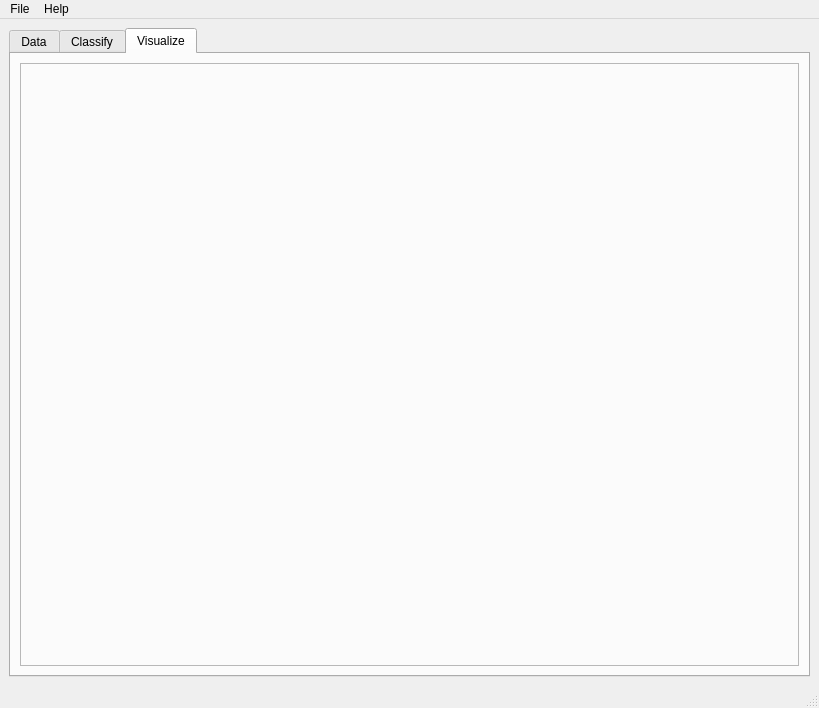
The window that libtsvm/ui/GUI-LIBTwinSVM.ui (mir-am/LIBTwinSVM) describes before a commit, drawn with Qt 5.
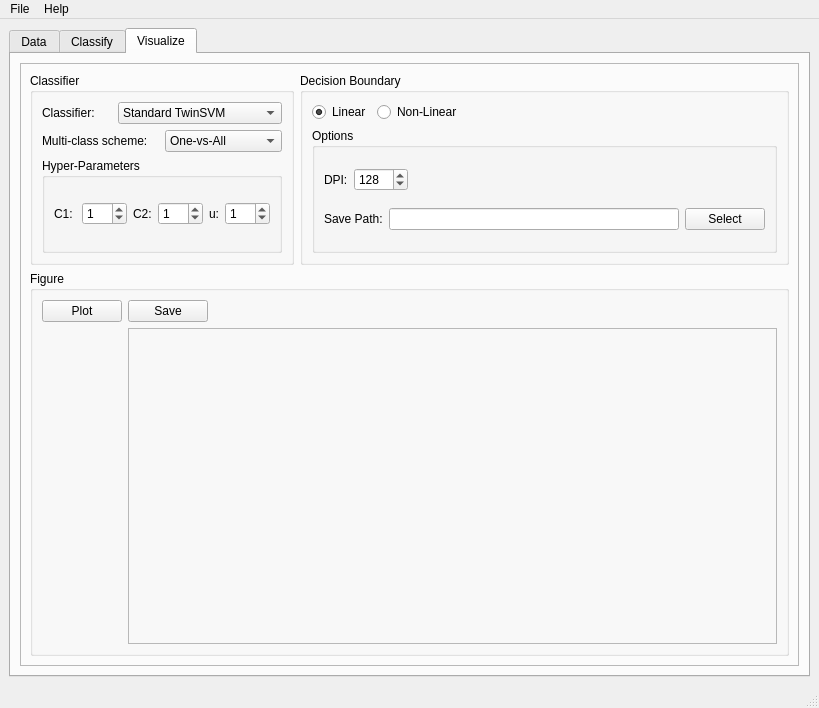
The same window after the commit. The open tabs and pages were chosen to show the change. Icons and pictures are not drawn.

Commit message: Added widgets to the visualize tab.

The edit to the form file:
```diff
--- a/libtsvm/ui/GUI-LIBTwinSVM.ui
+++ b/libtsvm/ui/GUI-LIBTwinSVM.ui
@@ -18,7 +18,7 @@
   </property>
   <widget class="QWidget" name="main_win">
    <layout class="QGridLayout" name="gridLayout_4">
-    <item row="1" column="0">
+    <item row="0" column="0">
      <widget class="QTabWidget" name="tabs">
       <property name="enabled">
        <bool>true</bool>
@@ -877,6 +877,309 @@
           <property name="frameShadow">
            <enum>QFrame::Raised</enum>
           </property>
+          <layout class="QGridLayout" name="gridLayout_18">
+           <item row="0" column="1">
+            <widget class="QGroupBox" name="DB_gbox">
+             <property name="title">
+              <string>Decision Boundary</string>
+             </property>
+             <layout class="QGridLayout" name="gridLayout_20">
+              <item row="2" column="0">
+               <widget class="QGroupBox" name="vis_options_gbox">
+                <property name="title">
+                 <string>Options</string>
+                </property>
+                <layout class="QGridLayout" name="gridLayout_22">
+                 <item row="0" column="0">
+                  <layout class="QHBoxLayout" name="horizontalLayout_6">
+                   <item>
+                    <widget class="QLabel" name="vis_dpi_label">
+                     <property name="text">
+                      <string>DPI:</string>
+                     </property>
+                    </widget>
+                   </item>
+                   <item>
+                    <widget class="QSpinBox" name="vis_dpi_val">
+                     <property name="minimum">
+                      <number>8</number>
+                     </property>
+                     <property name="maximum">
+                      <number>2048</number>
+                     </property>
+                     <property name="value">
+                      <number>128</number>
+                     </property>
+                    </widget>
+                   </item>
+                   <item>
+                    <spacer name="horizontalSpacer_10">
+                     <property name="orientation">
+                      <enum>Qt::Horizontal</enum>
+                     </property>
+                     <property name="sizeHint" stdset="0">
+                      <size>
+                       <width>40</width>
+                       <height>20</height>
+                      </size>
+                     </property>
+                    </spacer>
+                   </item>
+                  </layout>
+                 </item>
+                 <item row="1" column="0">
+                  <layout class="QHBoxLayout" name="horizontalLayout_7">
+                   <item>
+                    <widget class="QLabel" name="vis_save_label">
+                     <property name="text">
+                      <string>Save Path:</string>
+                     </property>
+                    </widget>
+                   </item>
+                   <item>
+                    <widget class="QLineEdit" name="vis_save_val"/>
+                   </item>
+                   <item>
+                    <widget class="QPushButton" name="vis_select_btn">
+                     <property name="text">
+                      <string>Select</string>
+                     </property>
+                    </widget>
+                   </item>
+                  </layout>
+                 </item>
+                </layout>
+               </widget>
+              </item>
+              <item row="1" column="0">
+               <layout class="QHBoxLayout" name="horizontalLayout_4">
+                <item>
+                 <widget class="QRadioButton" name="vis_lin_rbtn">
+                  <property name="text">
+                   <string>Linear</string>
+                  </property>
+                  <property name="checked">
+                   <bool>true</bool>
+                  </property>
+                 </widget>
+                </item>
+                <item>
+                 <widget class="QRadioButton" name="vis_non_lin_rbtn">
+                  <property name="text">
+                   <string>Non-Linear</string>
+                  </property>
+                 </widget>
+                </item>
+                <item>
+                 <spacer name="horizontalSpacer_11">
+                  <property name="orientation">
+                   <enum>Qt::Horizontal</enum>
+                  </property>
+                  <property name="sizeHint" stdset="0">
+                   <size>
+                    <width>40</width>
+                    <height>20</height>
+                   </size>
+                  </property>
+                 </spacer>
+                </item>
+               </layout>
+              </item>
+             </layout>
+            </widget>
+           </item>
+           <item row="0" column="0">
+            <widget class="QGroupBox" name="vis_clf_gbox">
+             <property name="title">
+              <string>Classifier</string>
+             </property>
+             <layout class="QGridLayout" name="gridLayout_21">
+              <item row="1" column="0">
+               <layout class="QHBoxLayout" name="horizontalLayout_5">
+                <item>
+                 <widget class="QLabel" name="vis_clf_label">
+                  <property name="text">
+                   <string>Classifier:</string>
+                  </property>
+                 </widget>
+                </item>
+                <item>
+                 <widget class="QComboBox" name="vis_clf_cbox">
+                  <item>
+                   <property name="text">
+                    <string>Standard TwinSVM</string>
+                   </property>
+                  </item>
+                  <item>
+                   <property name="text">
+                    <string>Least Squares TwinSVM</string>
+                   </property>
+                  </item>
+                 </widget>
+                </item>
+               </layout>
+              </item>
+              <item row="3" column="0">
+               <layout class="QHBoxLayout" name="horizontalLayout_2">
+                <item>
+                 <widget class="QLabel" name="vis_mc_scheme">
+                  <property name="text">
+                   <string>Multi-class scheme:</string>
+                  </property>
+                 </widget>
+                </item>
+                <item>
+                 <widget class="QComboBox" name="vis_mc_cbox">
+                  <item>
+                   <property name="text">
+                    <string>One-vs-All</string>
+                   </property>
+                  </item>
+                  <item>
+                   <property name="text">
+                    <string>One-vs-One</string>
+                   </property>
+                  </item>
+                 </widget>
+                </item>
+               </layout>
+              </item>
+              <item row="4" column="0">
+               <widget class="QGroupBox" name="h_params_gbox">
+                <property name="title">
+                 <string>Hyper-Parameters</string>
+                </property>
+                <layout class="QGridLayout" name="gridLayout_19">
+                 <item row="0" column="0">
+                  <layout class="QHBoxLayout" name="horizontalLayout_3">
+                   <item>
+                    <widget class="QLabel" name="vis_C1_label">
+                     <property name="text">
+                      <string>C1: </string>
+                     </property>
+                    </widget>
+                   </item>
+                   <item>
+                    <widget class="QSpinBox" name="vis_C1_val">
+                     <property name="minimum">
+                      <number>-10</number>
+                     </property>
+                     <property name="maximum">
+                      <number>10</number>
+                     </property>
+                     <property name="value">
+                      <number>1</number>
+                     </property>
+                    </widget>
+                   </item>
+                   <item>
+                    <widget class="QLabel" name="vis_C2_label">
+                     <property name="text">
+                      <string>C2:</string>
+                     </property>
+                    </widget>
+                   </item>
+                   <item>
+                    <widget class="QSpinBox" name="vis_C2_val">
+                     <property name="minimum">
+                      <number>-10</number>
+                     </property>
+                     <property name="maximum">
+                      <number>10</number>
+                     </property>
+                     <property name="value">
+                      <number>1</number>
+                     </property>
+                    </widget>
+                   </item>
+                   <item>
+                    <widget class="QLabel" name="vix_u_label">
+                     <property name="text">
+                      <string>u:</string>
+                     </property>
+                    </widget>
+                   </item>
+                   <item>
+                    <widget class="QSpinBox" name="vis_u_value">
+                     <property name="minimum">
+                      <number>-10</number>
+                     </property>
+                     <property name="maximum">
+                      <number>10</number>
+                     </property>
+                     <property name="value">
+                      <number>1</number>
+                     </property>
+                    </widget>
+                   </item>
+                  </layout>
+                 </item>
+                </layout>
+               </widget>
+              </item>
+             </layout>
+            </widget>
+           </item>
+           <item row="1" column="0" rowspan="2" colspan="2">
+            <widget class="QGroupBox" name="vis_fig_gbox">
+             <property name="title">
+              <string>Figure</string>
+             </property>
+             <layout class="QGridLayout" name="gridLayout_23">
+              <item row="2" column="0">
+               <spacer name="verticalSpacer">
+                <property name="orientation">
+                 <enum>Qt::Vertical</enum>
+                </property>
+                <property name="sizeHint" stdset="0">
+                 <size>
+                  <width>20</width>
+                  <height>40</height>
+                 </size>
+                </property>
+               </spacer>
+              </item>
+              <item row="0" column="1">
+               <widget class="QPushButton" name="vis_save_btn">
+                <property name="text">
+                 <string>Save</string>
+                </property>
+               </widget>
+              </item>
+              <item row="0" column="0">
+               <widget class="QPushButton" name="vis_plot_btn">
+                <property name="text">
+                 <string>Plot</string>
+                </property>
+               </widget>
+              </item>
+              <item row="0" column="2">
+               <spacer name="horizontalSpacer_12">
+                <property name="orientation">
+                 <enum>Qt::Horizontal</enum>
+                </property>
+                <property name="sizeHint" stdset="0">
+                 <size>
+                  <width>40</width>
+                  <height>20</height>
+                 </size>
+                </property>
+               </spacer>
+              </item>
+              <item row="1" column="1" rowspan="2" colspan="2">
+               <widget class="QFrame" name="vis_plot_frame">
+                <property name="frameShape">
+                 <enum>QFrame::StyledPanel</enum>
+                </property>
+                <property name="frameShadow">
+                 <enum>QFrame::Plain</enum>
+                </property>
+               </widget>
+              </item>
+             </layout>
+            </widget>
+           </item>
+          </layout>
          </widget>
         </item>
        </layout>
```
The commit also changes 1 other file.
